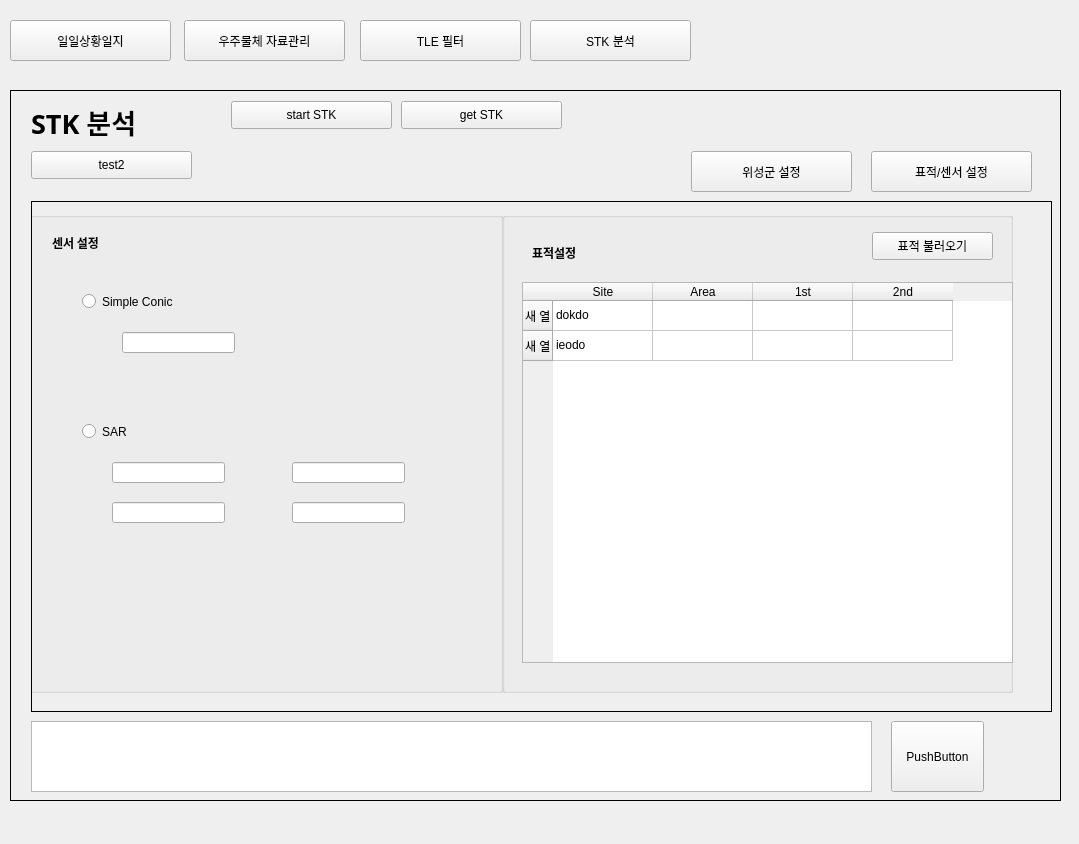
Qt form DataFiles/SIMP_main.ui (FSOP/SIMP_python) before a commit.
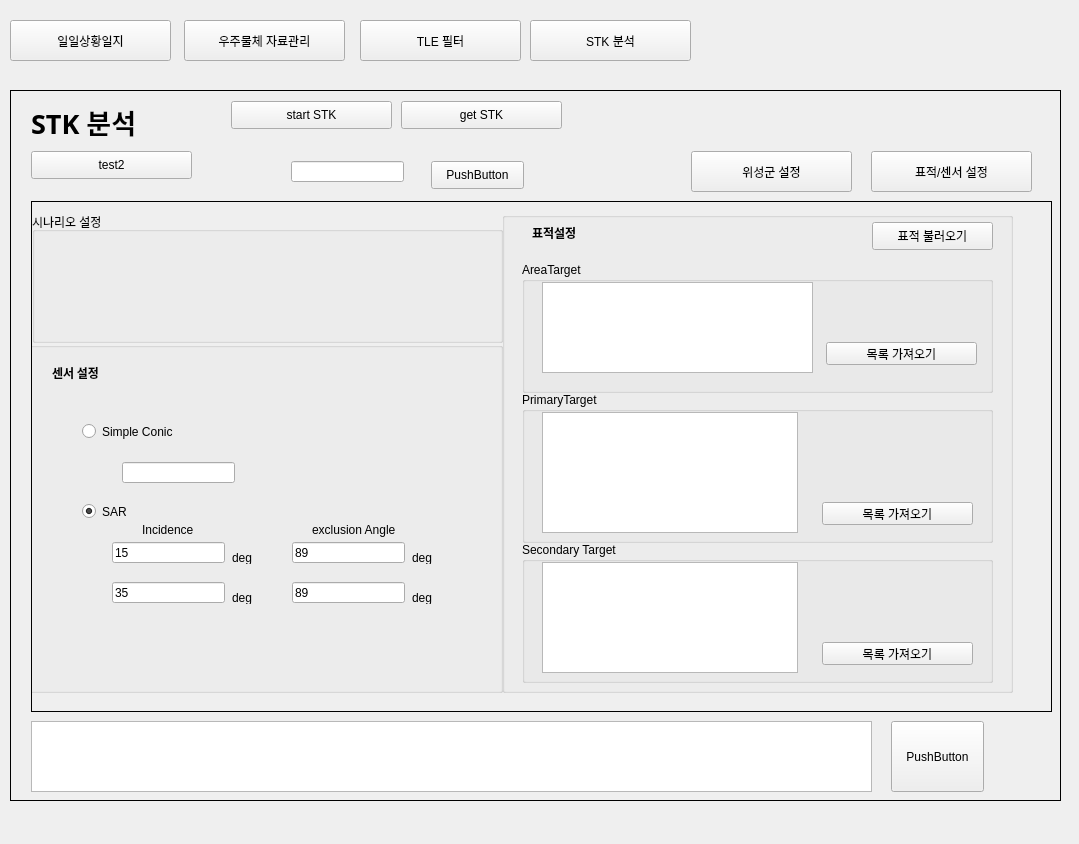
The same form after that commit. The open tabs and pages were chosen to show the change.

What changed in the file:
```diff
--- a/DataFiles/SIMP_main.ui
+++ b/DataFiles/SIMP_main.ui
@@ -1302,9 +1302,9 @@
        <property name="geometry">
         <rect>
          <x>-10</x>
-         <y>10</y>
+         <y>140</y>
          <width>481</width>
-         <height>481</height>
+         <height>351</height>
         </rect>
        </property>
        <property name="title">
@@ -1350,7 +1350,7 @@
         <property name="geometry">
          <rect>
           <x>60</x>
-          <y>210</y>
+          <y>160</y>
           <width>171</width>
           <height>19</height>
          </rect>
@@ -1358,6 +1358,9 @@
         <property name="text">
          <string>SAR</string>
         </property>
+        <property name="checked">
+         <bool>true</bool>
+        </property>
        </widget>
        <widget class="QLineEdit" name="lineEdit">
         <property name="geometry">
@@ -1373,40 +1376,130 @@
         <property name="geometry">
          <rect>
           <x>90</x>
-          <y>250</y>
+          <y>200</y>
           <width>113</width>
           <height>21</height>
          </rect>
         </property>
+        <property name="text">
+         <string>15</string>
+        </property>
        </widget>
        <widget class="QLineEdit" name="lineEdit_3">
         <property name="geometry">
          <rect>
           <x>90</x>
-          <y>290</y>
+          <y>240</y>
           <width>113</width>
           <height>21</height>
          </rect>
         </property>
+        <property name="text">
+         <string>35</string>
+        </property>
        </widget>
        <widget class="QLineEdit" name="lineEdit_4">
         <property name="geometry">
          <rect>
           <x>270</x>
-          <y>250</y>
+          <y>200</y>
           <width>113</width>
           <height>21</height>
          </rect>
         </property>
+        <property name="text">
+         <string>89</string>
+        </property>
        </widget>
        <widget class="QLineEdit" name="lineEdit_5">
         <property name="geometry">
          <rect>
           <x>270</x>
-          <y>290</y>
+          <y>240</y>
           <width>113</width>
           <height>21</height>
          </rect>
+        </property>
+        <property name="text">
+         <string>89</string>
+        </property>
+       </widget>
+       <widget class="QLabel" name="label_23">
+        <property name="geometry">
+         <rect>
+          <x>120</x>
+          <y>180</y>
+          <width>71</width>
+          <height>16</height>
+         </rect>
+        </property>
+        <property name="text">
+         <string>Incidence</string>
+        </property>
+       </widget>
+       <widget class="QLabel" name="label_24">
+        <property name="geometry">
+         <rect>
+          <x>290</x>
+          <y>180</y>
+          <width>111</width>
+          <height>16</height>
+         </rect>
+        </property>
+        <property name="text">
+         <string>exclusion Angle</string>
+        </property>
+       </widget>
+       <widget class="QLabel" name="label_40">
+        <property name="geometry">
+         <rect>
+          <x>210</x>
+          <y>210</y>
+          <width>54</width>
+          <height>12</height>
+         </rect>
+        </property>
+        <property name="text">
+         <string>deg</string>
+        </property>
+       </widget>
+       <widget class="QLabel" name="label_41">
+        <property name="geometry">
+         <rect>
+          <x>210</x>
+          <y>250</y>
+          <width>54</width>
+          <height>12</height>
+         </rect>
+        </property>
+        <property name="text">
+         <string>deg</string>
+        </property>
+       </widget>
+       <widget class="QLabel" name="label_42">
+        <property name="geometry">
+         <rect>
+          <x>390</x>
+          <y>210</y>
+          <width>54</width>
+          <height>12</height>
+         </rect>
+        </property>
+        <property name="text">
+         <string>deg</string>
+        </property>
+       </widget>
+       <widget class="QLabel" name="label_46">
+        <property name="geometry">
+         <rect>
+          <x>390</x>
+          <y>250</y>
+          <width>54</width>
+          <height>12</height>
+         </rect>
+        </property>
+        <property name="text">
+         <string>deg</string>
         </property>
        </widget>
       </widget>
@@ -1426,7 +1519,7 @@
         <property name="geometry">
          <rect>
           <x>30</x>
-          <y>30</y>
+          <y>10</y>
           <width>121</width>
           <height>21</height>
          </rect>
@@ -1445,76 +1538,11 @@
          <enum>Qt::PlainText</enum>
         </property>
        </widget>
-       <widget class="QTableWidget" name="tableWidget">
-        <property name="geometry">
-         <rect>
-          <x>20</x>
-          <y>70</y>
-          <width>491</width>
-          <height>381</height>
-         </rect>
-        </property>
-        <property name="minimumSize">
-         <size>
-          <width>491</width>
-          <height>0</height>
-         </size>
-        </property>
-        <row>
-         <property name="text">
-          <string>새 열</string>
-         </property>
-        </row>
-        <row>
-         <property name="text">
-          <string>새 열</string>
-         </property>
-        </row>
-        <column>
-         <property name="text">
-          <string>Site</string>
-         </property>
-        </column>
-        <column>
-         <property name="text">
-          <string>Area</string>
-         </property>
-        </column>
-        <column>
-         <property name="text">
-          <string>1st</string>
-         </property>
-        </column>
-        <column>
-         <property name="text">
-          <string>2nd</string>
-         </property>
-        </column>
-        <item row="0" column="0">
-         <property name="text">
-          <string>dokdo</string>
-         </property>
-         <property name="checkState">
-          <enum>Unchecked</enum>
-         </property>
-         <property name="flags">
-          <set>ItemIsSelectable|ItemIsDragEnabled|ItemIsEnabled</set>
-         </property>
-        </item>
-        <item row="1" column="0">
-         <property name="text">
-          <string>ieodo</string>
-         </property>
-         <property name="checkState">
-          <enum>Unchecked</enum>
-         </property>
-        </item>
-       </widget>
        <widget class="QPushButton" name="button_load_facility">
         <property name="geometry">
          <rect>
           <x>370</x>
-          <y>20</y>
+          <y>10</y>
           <width>121</width>
           <height>28</height>
          </rect>
@@ -1523,6 +1551,127 @@
          <string>표적 불러오기</string>
         </property>
        </widget>
+       <widget class="QGroupBox" name="groupBox_7">
+        <property name="geometry">
+         <rect>
+          <x>20</x>
+          <y>50</y>
+          <width>471</width>
+          <height>131</height>
+         </rect>
+        </property>
+        <property name="title">
+         <string>AreaTarget</string>
+        </property>
+        <widget class="QListWidget" name="list_area_file">
+         <property name="geometry">
+          <rect>
+           <x>20</x>
+           <y>20</y>
+           <width>271</width>
+           <height>91</height>
+          </rect>
+         </property>
+        </widget>
+        <widget class="QPushButton" name="get_list_area">
+         <property name="geometry">
+          <rect>
+           <x>304</x>
+           <y>80</y>
+           <width>151</width>
+           <height>23</height>
+          </rect>
+         </property>
+         <property name="text">
+          <string>목록 가져오기</string>
+         </property>
+        </widget>
+       </widget>
+       <widget class="QGroupBox" name="groupBox_8">
+        <property name="geometry">
+         <rect>
+          <x>20</x>
+          <y>180</y>
+          <width>471</width>
+          <height>151</height>
+         </rect>
+        </property>
+        <property name="title">
+         <string>PrimaryTarget</string>
+        </property>
+        <widget class="QListWidget" name="list_primary">
+         <property name="geometry">
+          <rect>
+           <x>20</x>
+           <y>20</y>
+           <width>256</width>
+           <height>121</height>
+          </rect>
+         </property>
+        </widget>
+        <widget class="QPushButton" name="get_list_primary">
+         <property name="geometry">
+          <rect>
+           <x>300</x>
+           <y>110</y>
+           <width>151</width>
+           <height>23</height>
+          </rect>
+         </property>
+         <property name="text">
+          <string>목록 가져오기</string>
+         </property>
+        </widget>
+       </widget>
+       <widget class="QGroupBox" name="groupBox_9">
+        <property name="geometry">
+         <rect>
+          <x>20</x>
+          <y>330</y>
+          <width>471</width>
+          <height>141</height>
+         </rect>
+        </property>
+        <property name="title">
+         <string>Secondary Target</string>
+        </property>
+        <widget class="QListWidget" name="list_secondary">
+         <property name="geometry">
+          <rect>
+           <x>20</x>
+           <y>20</y>
+           <width>256</width>
+           <height>111</height>
+          </rect>
+         </property>
+        </widget>
+        <widget class="QPushButton" name="get_list_secondary">
+         <property name="geometry">
+          <rect>
+           <x>300</x>
+           <y>100</y>
+           <width>151</width>
+           <height>23</height>
+          </rect>
+         </property>
+         <property name="text">
+          <string>목록 가져오기</string>
+         </property>
+        </widget>
+       </widget>
+      </widget>
+      <widget class="QGroupBox" name="groupBox_10">
+       <property name="geometry">
+        <rect>
+         <x>0</x>
+         <y>10</y>
+         <width>471</width>
+         <height>131</height>
+        </rect>
+       </property>
+       <property name="title">
+        <string>시나리오 설정</string>
+       </property>
       </widget>
      </widget>
     </widget>
@@ -1552,6 +1701,29 @@
       <string>표적/센서 설정</string>
      </property>
     </widget>
+    <widget class="QLineEdit" name="line_task">
+     <property name="geometry">
+      <rect>
+       <x>280</x>
+       <y>70</y>
+       <width>113</width>
+       <height>21</height>
+      </rect>
+     </property>
+    </widget>
+    <widget class="QPushButton" name="button_resume">
+     <property name="geometry">
+      <rect>
+       <x>420</x>
+       <y>70</y>
+       <width>93</width>
+       <height>28</height>
+      </rect>
+     </property>
+     <property name="text">
+      <string>PushButton</string>
+     </property>
+    </widget>
    </widget>
   </widget>
   <widget class="QPushButton" name="button_daily_report">
```
Left out of the diff: 161 changed lines with no effect on the pictures.
